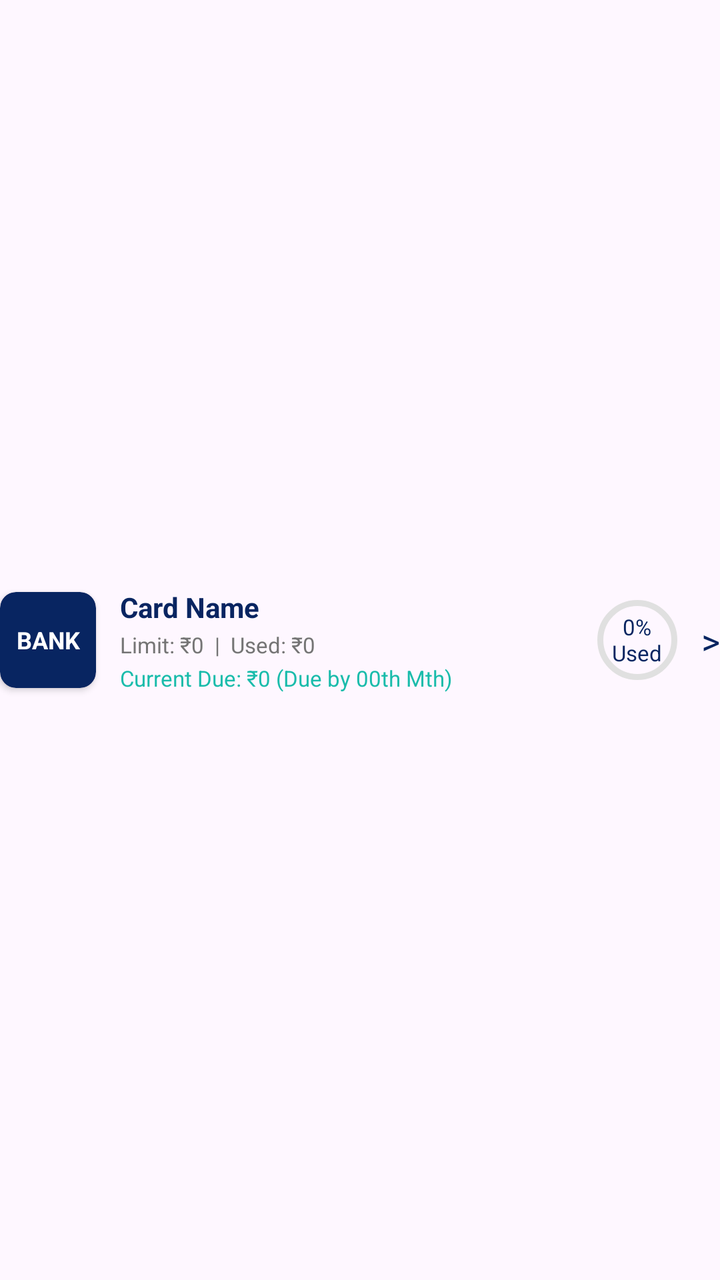
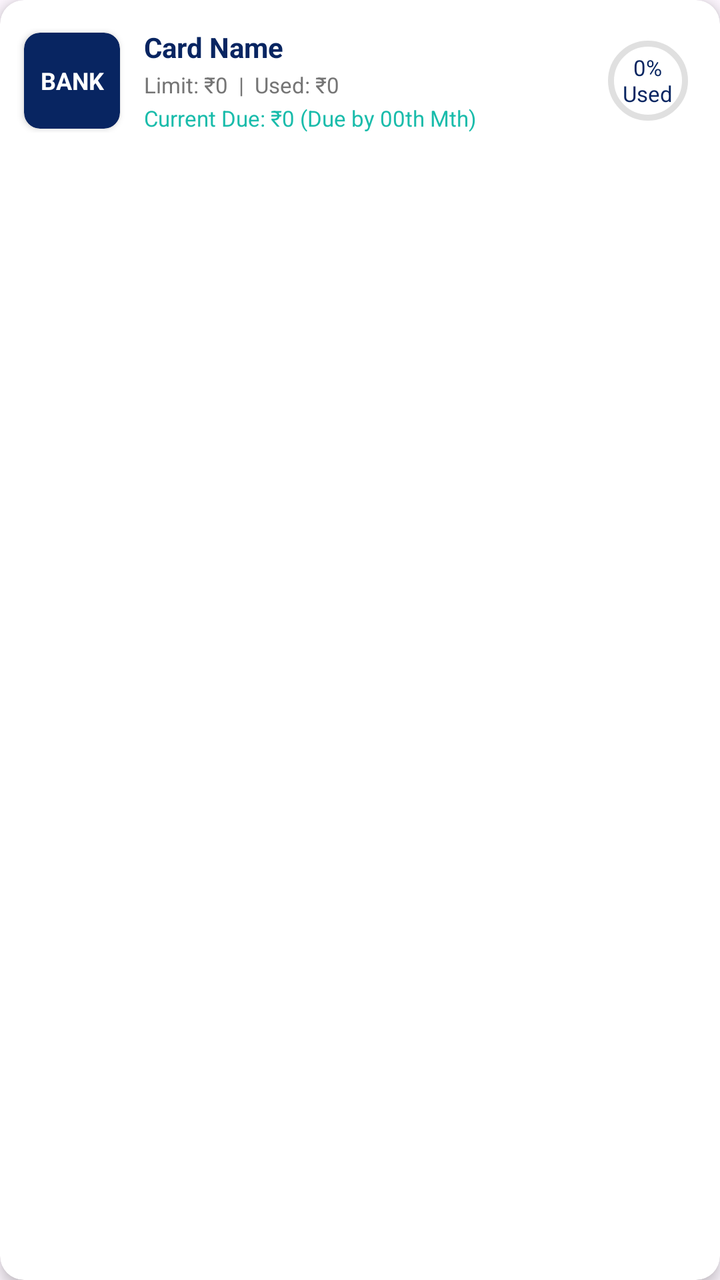

Two renders of the same Android screen: before a commit and after it. Below are the layout's source before the change and the commit's diff.
<!-- AndroidManifest.xml: application theme Theme.FinTrack -->
<!-- res/layout/item_dashboard_card.xml -->
<?xml version="1.0" encoding="utf-8"?>
<androidx.constraintlayout.widget.ConstraintLayout
    xmlns:android="http://schemas.android.com/apk/res/android"
    xmlns:app="http://schemas.android.com/apk/res-auto"
    xmlns:tools="http://schemas.android.com/tools"
    android:layout_width="match_parent"
    android:layout_height="wrap_content"
    android:background="?attr/selectableItemBackground"
    android:clickable="true"
    android:focusable="true"
    android:paddingVertical="12dp"
    tools:ignore="HardcodedText, TooManyViews, SmallSp, ContentDescription, UseCompoundDrawables, TooDeepLayout">

    <androidx.cardview.widget.CardView
        android:id="@+id/cardLogoContainer"
        android:layout_width="48dp"
        android:layout_height="48dp"
        app:cardBackgroundColor="#082561"
        app:cardCornerRadius="8dp"
        app:layout_constraintBottom_toBottomOf="parent"
        app:layout_constraintStart_toStartOf="parent"
        app:layout_constraintTop_toTopOf="parent">

        <TextView
            android:id="@+id/tvCardLogoText"
            android:layout_width="match_parent"
            android:layout_height="match_parent"
            android:gravity="center"
            android:text="BANK"
            android:textColor="#FFFFFF"
            android:textSize="12sp"
            android:textStyle="bold" />
    </androidx.cardview.widget.CardView>

    <LinearLayout
        android:layout_width="0dp"
        android:layout_height="wrap_content"
        android:layout_marginStart="12dp"
        android:orientation="vertical"
        app:layout_constraintBottom_toBottomOf="parent"
        app:layout_constraintEnd_toStartOf="@id/progressContainer"
        app:layout_constraintStart_toEndOf="@id/cardLogoContainer"
        app:layout_constraintTop_toTopOf="parent">

        <TextView
            android:id="@+id/tvCardName"
            android:layout_width="wrap_content"
            android:layout_height="wrap_content"
            android:text="Card Name"
            android:textColor="#082561"
            android:textSize="14sp"
            android:textStyle="bold" />

        <TextView
            android:id="@+id/tvCardLimitUsed"
            android:layout_width="wrap_content"
            android:layout_height="wrap_content"
            android:layout_marginTop="2dp"
            android:text="Limit: ₹0  |  Used: ₹0"
            android:textColor="#757575"
            android:textSize="11sp" />

        <TextView
            android:id="@+id/tvCardDue"
            android:layout_width="wrap_content"
            android:layout_height="wrap_content"
            android:layout_marginTop="2dp"
            android:text="Current Due: ₹0 (Due by 00th Mth)"
            android:textColor="#1abcab"
            android:textSize="11sp" />
    </LinearLayout>

    <RelativeLayout
        android:id="@+id/progressContainer"
        android:layout_width="48dp"
        android:layout_height="48dp"
        android:layout_marginEnd="8dp"
        app:layout_constraintBottom_toBottomOf="parent"
        app:layout_constraintEnd_toStartOf="@id/ivCardArrow"
        app:layout_constraintTop_toTopOf="parent">

        <com.google.android.material.progressindicator.CircularProgressIndicator
            android:id="@+id/cpiCardProgress"
            android:layout_width="match_parent"
            android:layout_height="match_parent"
            android:progress="0"
            app:indicatorColor="#1abcab"
            app:trackColor="#E0E0E0"
            app:trackThickness="3dp" />

        <TextView
            android:id="@+id/tvCardProgressPercent"
            android:layout_width="wrap_content"
            android:layout_height="wrap_content"
            android:layout_centerInParent="true"
            android:gravity="center"
            android:text="0%\nUsed"
            android:textColor="#082561"
            android:textSize="11sp" />
    </RelativeLayout>

    <TextView
        android:id="@+id/ivCardArrow"
        android:layout_width="wrap_content"
        android:layout_height="wrap_content"
        android:text=">"
        android:textColor="#082561"
        android:textSize="18sp"
        app:layout_constraintBottom_toBottomOf="parent"
        app:layout_constraintEnd_toEndOf="parent"
        app:layout_constraintTop_toTopOf="parent" />

</androidx.constraintlayout.widget.ConstraintLayout>
<!-- resources referenced by this layout -->
<resources>
  <style name="Theme.FinTrack" parent="Base.Theme.FinTrack" />
  <style name="Base.Theme.FinTrack" parent="Theme.Material3.Light.NoActionBar">
          
          <item name="colorPrimary">#082561</item>
          <item name="colorSecondary">#1ABCAB</item>
  
          
          <item name="android:windowLightStatusBar">true</item>
          <item name="android:statusBarColor">#FFFFFF</item>
      </style>
</resources>

<!-- the commit's change to res/layout/item_dashboard_card.xml (unified diff, before → after) -->
@@ -1,113 +1,115 @@
 <?xml version="1.0" encoding="utf-8"?>
-<androidx.constraintlayout.widget.ConstraintLayout
+<com.google.android.material.card.MaterialCardView
     xmlns:android="http://schemas.android.com/apk/res/android"
     xmlns:app="http://schemas.android.com/apk/res-auto"
     xmlns:tools="http://schemas.android.com/tools"
     android:layout_width="match_parent"
     android:layout_height="wrap_content"
-    android:background="?attr/selectableItemBackground"
+    android:layout_marginHorizontal="4dp"
+    android:layout_marginVertical="6dp"
+    app:cardBackgroundColor="#FFFFFF"
+    app:cardCornerRadius="12dp"
+    app:cardElevation="4dp"
+    app:strokeWidth="0dp"
     android:clickable="true"
     android:focusable="true"
-    android:paddingVertical="12dp"
-    tools:ignore="HardcodedText, TooManyViews, SmallSp, ContentDescription, UseCompoundDrawables, TooDeepLayout">
+    android:foreground="?attr/selectableItemBackground">
 
-    <androidx.cardview.widget.CardView
-        android:id="@+id/cardLogoContainer"
-        android:layout_width="48dp"
-        android:layout_height="48dp"
-        app:cardBackgroundColor="#082561"
-        app:cardCornerRadius="8dp"
-        app:layout_constraintBottom_toBottomOf="parent"
-        app:layout_constraintStart_toStartOf="parent"
-        app:layout_constraintTop_toTopOf="parent">
+    <androidx.constraintlayout.widget.ConstraintLayout
+        android:layout_width="match_parent"
+        android:layout_height="wrap_content"
+        android:paddingVertical="14dp"
+        tools:ignore="HardcodedText, TooManyViews, SmallSp, ContentDescription, UseCompoundDrawables, TooDeepLayout">
 
-        <TextView
-            android:id="@+id/tvCardLogoText"
-            android:layout_width="match_parent"
-            android:layout_height="match_parent"
-            android:gravity="center"
-            android:text="BANK"
-            android:textColor="#FFFFFF"
-            android:textSize="12sp"
-            android:textStyle="bold" />
-    </androidx.cardview.widget.CardView>
+        <androidx.cardview.widget.CardView
+            android:id="@+id/cardLogoContainer"
+            android:layout_width="48dp"
+            android:layout_height="48dp"
+            android:layout_marginStart="12dp"
+            app:cardBackgroundColor="#082561"
+            app:cardCornerRadius="8dp"
+            app:layout_constraintBottom_toBottomOf="parent"
+            app:layout_constraintStart_toStartOf="parent"
+            app:layout_constraintTop_toTopOf="parent">
 
-    <LinearLayout
-        android:layout_width="0dp"
-        android:layout_height="wrap_content"
-        android:layout_marginStart="12dp"
-        android:orientation="vertical"
-        app:layout_constraintBottom_toBottomOf="parent"
-        app:layout_constraintEnd_toStartOf="@id/progressContainer"
-        app:layout_constraintStart_toEndOf="@id/cardLogoContainer"
-        app:layout_constraintTop_toTopOf="parent">
+            <TextView
+                android:id="@+id/tvCardLogoText"
+                android:layout_width="match_parent"
+                android:layout_height="match_parent"
+                android:gravity="center"
+                android:text="BANK"
+                android:textColor="#FFFFFF"
+                android:textSize="12sp"
+                android:textStyle="bold" />
+        </androidx.cardview.widget.CardView>
 
-        <TextView
-            android:id="@+id/tvCardName"
-            android:layout_width="wrap_content"
+        <LinearLayout
+            android:layout_width="0dp"
             android:layout_height="wrap_content"
-            android:text="Card Name"
-            android:textColor="#082561"
-            android:textSize="14sp"
-            android:textStyle="bold" />
+            android:layout_marginStart="12dp"
+            android:orientation="vertical"
+            app:layout_constraintBottom_toBottomOf="parent"
+            app:layout_constraintEnd_toStartOf="@id/progressContainer"
+            app:layout_constraintStart_toEndOf="@id/cardLogoContainer"
+            app:layout_constraintTop_toTopOf="parent">
 
-        <TextView
-            android:id="@+id/tvCardLimitUsed"
-            android:layout_width="wrap_content"
-            android:layout_height="wrap_content"
-            android:layout_marginTop="2dp"
-            android:text="Limit: ₹0  |  Used: ₹0"
-            android:textColor="#757575"
-            android:textSize="11sp" />
+            <TextView
+                android:id="@+id/tvCardName"
+                android:layout_width="wrap_content"
+                android:layout_height="wrap_content"
+                android:text="Card Name"
+                android:textColor="#082561"
+                android:textSize="14sp"
+                android:textStyle="bold" />
 
-        <TextView
-            android:id="@+id/tvCardDue"
-            android:layout_width="wrap_content"
-            android:layout_height="wrap_content"
-            android:layout_marginTop="2dp"
-            android:text="Current Due: ₹0 (Due by 00th Mth)"
-            android:textColor="#1abcab"
-            android:textSize="11sp" />
-    </LinearLayout>
+            <TextView
+                android:id="@+id/tvCardLimitUsed"
+                android:layout_width="wrap_content"
+                android:layout_height="wrap_content"
+                android:layout_marginTop="2dp"
+                android:text="Limit: ₹0  |  Used: ₹0"
+                android:textColor="#757575"
+                android:textSize="11sp" />
 
-    <RelativeLayout
-        android:id="@+id/progressContainer"
-        android:layout_width="48dp"
-        android:layout_height="48dp"
-        android:layout_marginEnd="8dp"
-        app:layout_constraintBottom_toBottomOf="parent"
-        app:layout_constraintEnd_toStartOf="@id/ivCardArrow"
-        app:layout_constraintTop_toTopOf="parent">
+            <TextView
+                android:id="@+id/tvCardDue"
+                android:layout_width="wrap_content"
+                android:layout_height="wrap_content"
+                android:layout_marginTop="2dp"
+                android:text="Current Due: ₹0 (Due by 00th Mth)"
+                android:textColor="#1abcab"
+                android:textSize="11sp" />
+        </LinearLayout>
 
-        <com.google.android.material.progressindicator.CircularProgressIndicator
-            android:id="@+id/cpiCardProgress"
-            android:layout_width="match_parent"
-            android:layout_height="match_parent"
-            android:progress="0"
-            app:indicatorColor="#1abcab"
-            app:trackColor="#E0E0E0"
-            app:trackThickness="3dp" />
+        <RelativeLayout
+            android:id="@+id/progressContainer"
+            android:layout_width="48dp"
+            android:layout_height="48dp"
+            android:layout_marginEnd="12dp"
+            app:layout_constraintBottom_toBottomOf="parent"
+            app:layout_constraintEnd_toEndOf="parent"
+            app:layout_constraintTop_toTopOf="parent">
 
-        <TextView
-            android:id="@+id/tvCardProgressPercent"
-            android:layout_width="wrap_content"
-            android:layout_height="wrap_content"
-            android:layout_centerInParent="true"
-            android:gravity="center"
-            android:text="0%\nUsed"
-            android:textColor="#082561"
-            android:textSize="11sp" />
-    </RelativeLayout>
+            <com.google.android.material.progressindicator.CircularProgressIndicator
+                android:id="@+id/cpiCardProgress"
+                android:layout_width="match_parent"
+                android:layout_height="match_parent"
+                android:progress="0"
+                app:indicatorColor="#1abcab"
+                app:trackColor="#E0E0E0"
+                app:trackThickness="3dp" />
 
-    <TextView
-        android:id="@+id/ivCardArrow"
-        android:layout_width="wrap_content"
-        android:layout_height="wrap_content"
-        android:text=">"
-        android:textColor="#082561"
-        android:textSize="18sp"
-        app:layout_constraintBottom_toBottomOf="parent"
-        app:layout_constraintEnd_toEndOf="parent"
-        app:layout_constraintTop_toTopOf="parent" />
+            <TextView
+                android:id="@+id/tvCardProgressPercent"
+                android:layout_width="wrap_content"
+                android:layout_height="wrap_content"
+                android:layout_centerInParent="true"
+                android:gravity="center"
+                android:text="0%\nUsed"
+                android:textColor="#082561"
+                android:textSize="11sp" />
+        </RelativeLayout>
 
-</androidx.constraintlayout.widget.ConstraintLayout>
+    </androidx.constraintlayout.widget.ConstraintLayout>
+
+</com.google.android.material.card.MaterialCardView>
